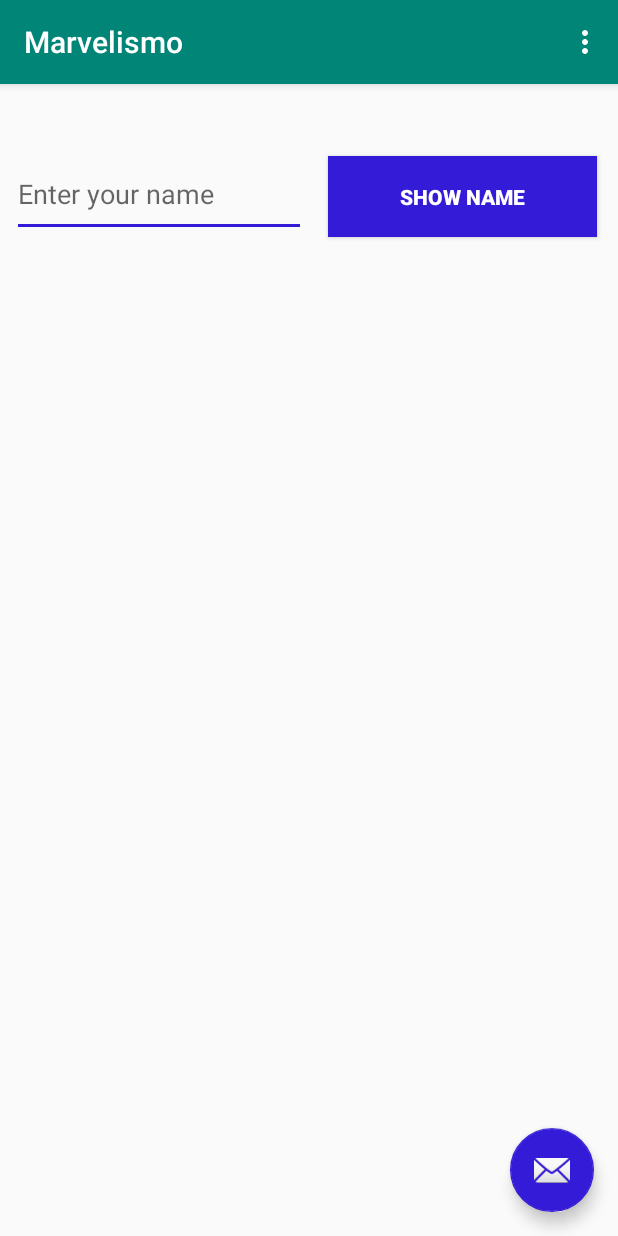
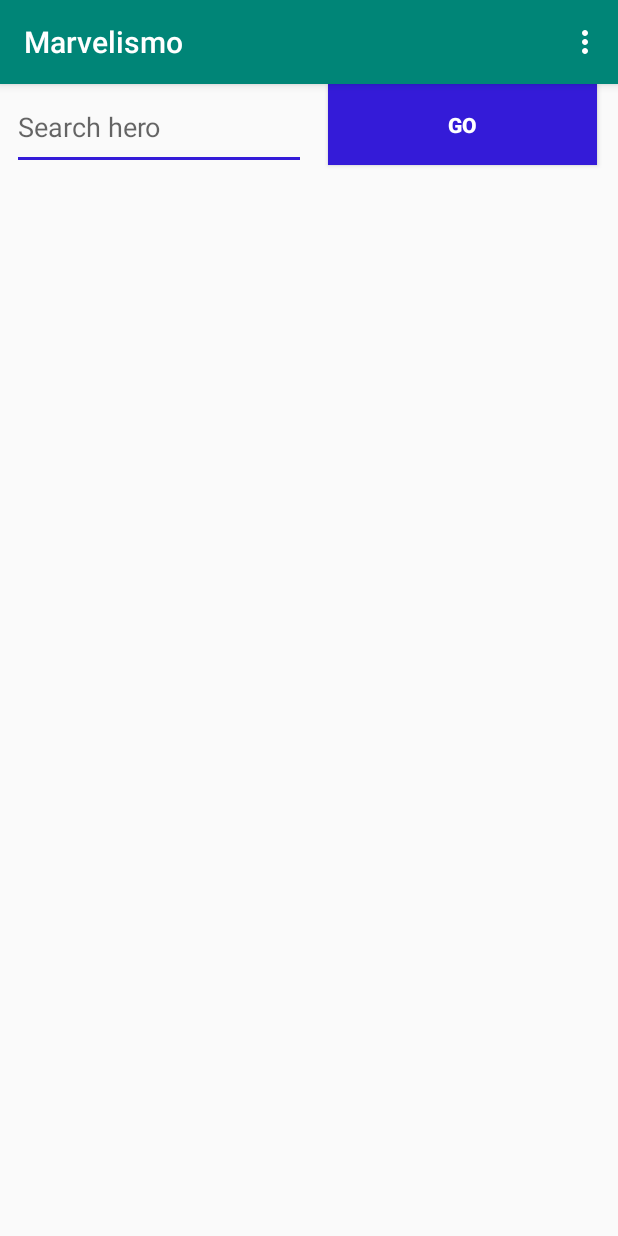
Before and after one commit to fransstrom/marvelismo, an Android app: the screen it shows after launch (MainActivity), on a phone screen of 412 x 824 dp. Run offline under Robolectric (Android 15) with nearby library versions, the phone set to English and light mode, and no system bars.

Commit message:
onBackpressed go to main activity and cleaned code

```diff
--- a/app/src/main/java/com/mrpwr/marvelismo/MainActivity.kt
+++ b/app/src/main/java/com/mrpwr/marvelismo/MainActivity.kt
@@ -2,33 +2,15 @@ package com.mrpwr.marvelismo
 
 import android.annotation.SuppressLint
 import android.os.Bundle
-import android.support.design.widget.Snackbar
 import android.support.v7.app.AppCompatActivity
-import android.text.Editable
 import android.view.Menu
 import android.view.MenuItem
-import android.widget.ArrayAdapter
-import android.widget.ListAdapter
-import android.widget.Toast
-import com.mrpwr.marvelismo.API.Hero
-import com.mrpwr.marvelismo.API.HeroResponse
-import com.mrpwr.marvelismo.API.MD5Hash
-import com.mrpwr.marvelismo.API.MarvelSevice
-import io.reactivex.android.schedulers.AndroidSchedulers
-import io.reactivex.schedulers.Schedulers
 
 import kotlinx.android.synthetic.main.activity_main.*
 import kotlinx.android.synthetic.main.content_main.*
-import retrofit2.*
-import retrofit2.adapter.rxjava2.RxJava2CallAdapterFactory
-import retrofit2.converter.gson.GsonConverterFactory
-import java.lang.Exception
 import java.lang.StringBuilder
-import java.security.MessageDigest
 import android.content.Intent
-import android.view.View
 import android.widget.EditText
-import kotlinx.android.synthetic.main.hero_search_activity.*
 
 
 class MainActivity : AppCompatActivity() {
@@ -40,27 +22,9 @@ class MainActivity : AppCompatActivity() {
         setSupportActionBar(toolbar)
 
 
-//        val retroFit = Retrofit.Builder()
-//            .baseUrl("https://gateway.marvel.com")
-//            .addConverterFactory(GsonConverterFactory.create())
-//            .addCallAdapterFactory(RxJava2CallAdapterFactory.create())
-//            .build()
-//
-//        var apiCredParams = MD5Hash()
-//        val service: MarvelSevice = retroFit.create(MarvelSevice::class.java)
-//        var heroAdapter: ArrayAdapter<String>
-
-
-        fab.setOnClickListener { view ->
-
-
-        }
-
-
-
         showNameBtn.setOnClickListener {
             startActivity(Intent(this@MainActivity, HeroSearchActivity::class.java))
-            val editText = findViewById<EditText>(R.id.enterNameEdt)
+            val editText = findViewById<EditText>(R.id.enterHeroName)
             val message = editText.text.toString()
             val intent = Intent(this, HeroSearchActivity::class.java).apply {
                 putExtra("SEARCH_VALUE", message)
@@ -68,54 +32,6 @@ class MainActivity : AppCompatActivity() {
             startActivity(intent)
 
 
-//            val search = enterNameEdt.text
-//            if (search.isEmpty() || search.length < 3) {
-//              //  resultTxt.text = getString(R.string.Enter3chars)
-//            } else {
-//                service.getHeroesObserv(apiCredParams.apikey, apiCredParams.hash, search.toString(), apiCredParams.ts)
-//                    .subscribeOn(Schedulers.io())
-//                    .observeOn(AndroidSchedulers.mainThread())
-//                    .unsubscribeOn(Schedulers.io())
-//                    .subscribe({
-//                        val heroes = it.result.heroes
-//                        println(heroes)
-////                        var showString: String? = null
-//                        if (heroes.size > 0) {
-////                            showString = "Welcome " + heroes.get(0).name
-////                            resultTxt.text = showString
-//                            var heroNames: MutableList<String> = ArrayList()
-//
-//                            for(hero in heroes){
-//                                heroNames.add(hero.name)
-//                            }
-//
-//                            heroAdapter = ArrayAdapter(this, android.R.layout.simple_list_item_1, heroNames)
-//                            hero_list.adapter = heroAdapter
-//                        }
-//                    }, {
-//
-//                    })
-
-
-// FUNKAR BRA MEN OBSERVABLE ÄR SNABBARE
-//                call.clone().enqueue(object : Callback<HeroResponse> {
-//                    override fun onFailure(call: Call<HeroResponse>, t: Throwable) {
-//                        Toast.makeText(applicationContext, "failed", Toast.LENGTH_LONG).show()
-//                    }
-//
-//                    override fun onResponse(call: Call<HeroResponse>, response: Response<HeroResponse>) {
-//                        val body = response.body()
-//                        var result = body?.result
-//                        var heroes = result?.heroes
-//                        println(heroes)
-//                        var showString: String? = null
-//                        if (heroes?.size!! > 0) {
-//                            showString = "Welcome " + result?.heroes?.get(0)?.name
-//                            resultTxt.text = showString
-//                        }
-//                    }
-//                })
-            //      }
         }
 
     }
--- a/app/src/main/res/layout/activity_main.xml
+++ b/app/src/main/res/layout/activity_main.xml
@@ -23,12 +23,4 @@
 
     <include layout="@layout/content_main"/>
 
-    <android.support.design.widget.FloatingActionButton
-            android:id="@+id/fab"
-            android:layout_width="wrap_content"
-            android:layout_height="wrap_content"
-            android:layout_gravity="bottom|end"
-            android:layout_margin="@dimen/fab_margin"
-            app:srcCompat="@android:drawable/ic_dialog_email"/>
-
 </android.support.design.widget.CoordinatorLayout>
--- a/app/src/main/res/layout/content_main.xml
+++ b/app/src/main/res/layout/content_main.xml
@@ -13,27 +13,19 @@
             android:layout_height="57dp"
             android:inputType="textPersonName"
             android:ems="10"
-            android:id="@+id/enterNameEdt"
+            android:id="@+id/enterHeroName"
             android:layout_marginStart="8dp"
             app:layout_constraintStart_toStartOf="parent"
-            android:hint="@string/hint_name"
+            android:hint="@string/enter_hero_name"
             android:autofillHints=""
-            app:layout_constraintBottom_toTopOf="@+id/hero_list" android:layout_marginBottom="8dp"/>
+            tools:layout_editor_absoluteY="45dp"/>
     <Button
-            android:text="@string/btn_name"
+            android:text="@string/search"
             android:layout_width="179dp"
             android:layout_height="54dp"
             android:id="@+id/showNameBtn"
             android:background="@color/colorAccent" android:textColor="#FFFFFF" android:textStyle="bold"
-            app:layout_constraintStart_toEndOf="@+id/enterNameEdt"
+            app:layout_constraintStart_toEndOf="@+id/enterHeroName"
             android:layout_marginStart="8dp" android:layout_marginEnd="8dp" app:layout_constraintEnd_toEndOf="parent"
-            android:layout_marginBottom="8dp" app:layout_constraintBottom_toTopOf="@+id/hero_list"/>
-    <ListView
-            android:layout_width="387dp"
-            android:layout_height="407dp"
-            android:id="@+id/hero_list"
-            app:layout_constraintEnd_toEndOf="parent"
-            android:layout_marginEnd="8dp" app:layout_constraintStart_toStartOf="parent"
-            android:layout_marginStart="8dp" android:layout_marginTop="110dp"
-            app:layout_constraintTop_toTopOf="parent"/>
+            tools:layout_editor_absoluteY="48dp"/>
 </android.support.constraint.ConstraintLayout>
--- a/app/src/main/res/values/strings.xml
+++ b/app/src/main/res/values/strings.xml
@@ -6,4 +6,6 @@
     <string name="btn_name">Show name</string>
     <string name="Enter3chars">Enter atleast 3 characters</string>
     <string name="enterName">Enter the name</string>
+    <string name="enter_hero_name">Search hero</string>
+    <string name="search">Go</string>
 </resources>
```
Also changed, not shown: app/src/main/AndroidManifest.xml (+7 -3 lines), app/src/main/java/com/mrpwr/marvelismo/HeroSearchActivity.kt (+13 -10 lines), app/src/main/res/layout/list_row.xml (+8 -3 lines).
